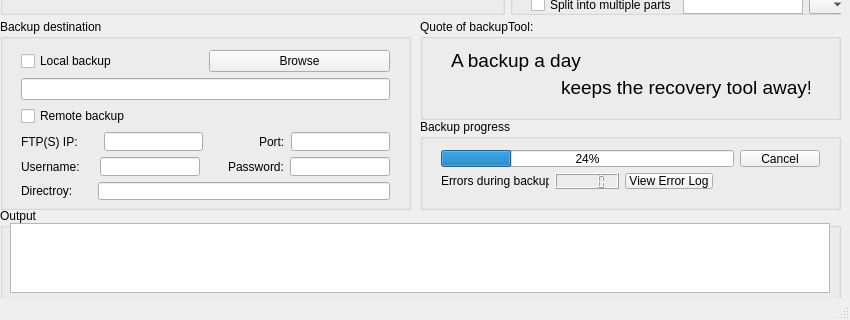
Before: the Qt Designer form mainwindow.ui in precla/backuptool, drawn with Qt 5; both pictures show x 0 to 850 and y 300 to 620 of the 850 by 620 pixel window.
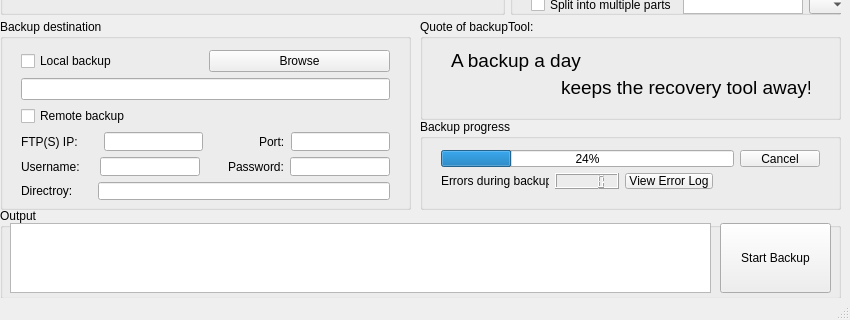
After: the same form once the commit is applied.

Commit message: To be able to start the backup would be very useful...

Diff of the .ui file:
```diff
--- a/mainwindow.ui
+++ b/mainwindow.ui
@@ -1064,7 +1064,7 @@
       <rect>
        <x>10</x>
        <y>15</y>
-       <width>820</width>
+       <width>701</width>
        <height>70</height>
       </rect>
      </property>
@@ -1074,6 +1074,19 @@
       </font>
      </property>
     </widget>
+    <widget class="QPushButton" name="startBackupButton">
+     <property name="geometry">
+      <rect>
+       <x>720</x>
+       <y>15</y>
+       <width>111</width>
+       <height>70</height>
+      </rect>
+     </property>
+     <property name="text">
+      <string>Start Backup</string>
+     </property>
+    </widget>
    </widget>
    <widget class="QGroupBox" name="iDidNotKnewWhatElseToPutHere">
     <property name="geometry">
```
The commit also changes 1 other file.
